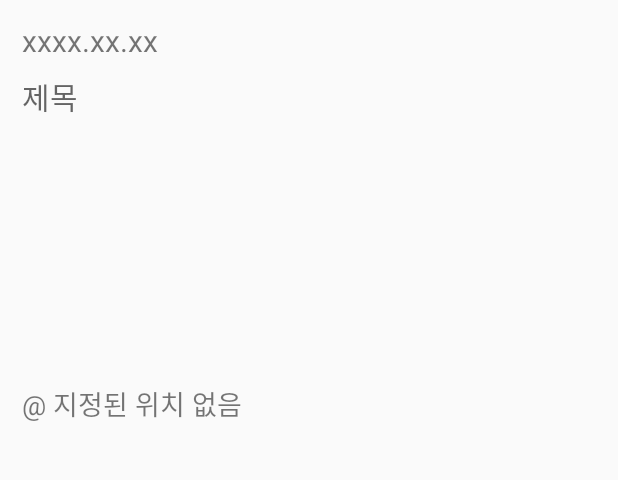
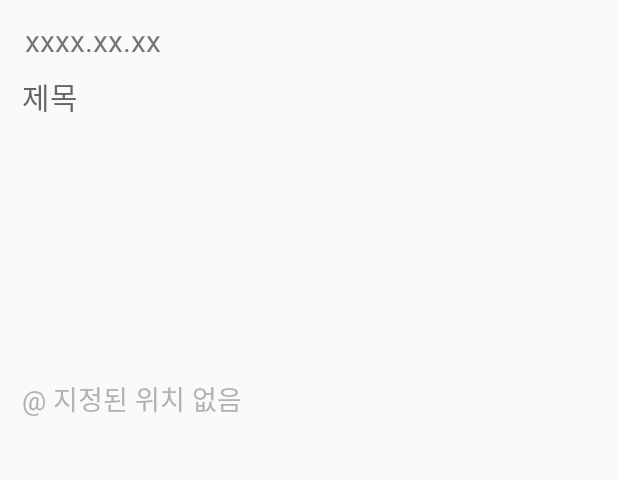
Before and after one commit to selene200104/todo_diary, an Android app: the layout activity_check_diary.xml on its own in the app's theme, with its tools: preview values and no code run, on a phone screen of 412 x 824 dp, the part 120-600 px from its top. Run offline under Robolectric (Android 15) with nearby library versions, the phone set to English and light mode, and no system bars.

Commit message:
다이어리 확인 xml파일 수정(뷰 위치 및 위치 텍스트뷰 색상)

```diff
--- a/app/src/main/res/layout/activity_check_diary.xml
+++ b/app/src/main/res/layout/activity_check_diary.xml
@@ -47,7 +47,7 @@
         android:id="@+id/today"
         android:layout_width="wrap_content"
         android:layout_height="wrap_content"
-        android:layout_marginStart="10dp"
+        android:layout_marginStart="12dp"
         android:layout_marginTop="96dp"
         android:gravity="center"
         android:includeFontPadding="false"
@@ -82,6 +82,7 @@
         android:layout_height="wrap_content"
         android:layout_margin="10dp"
         android:layout_marginTop="16dp"
+        android:layout_marginStart="20dp"
         android:hint=" 제목 "
         android:textSize="20sp"
         app:layout_constraintEnd_toEndOf="parent"
@@ -107,26 +108,28 @@
         android:id="@+id/textSpot"
         android:layout_width="wrap_content"
         android:layout_height="wrap_content"
-        android:layout_marginTop="16dp"
+        android:layout_marginTop="332dp"
         android:text=" @ 지정된 위치 없음 "
+        android:textColor="#B2B2B2"
         android:textSize="18sp"
         app:layout_constraintEnd_toEndOf="parent"
         app:layout_constraintHorizontal_bias="0.038"
         app:layout_constraintStart_toStartOf="parent"
-        app:layout_constraintTop_toBottomOf="@+id/diaryImage" />
+        app:layout_constraintTop_toTopOf="@+id/titleBar" />
 
     <TextView
         android:id="@+id/diaryStory"
-        android:layout_width="match_parent"
-        android:layout_height="306dp"
+        android:layout_width="390dp"
+        android:layout_height="260dp"
         android:layout_margin="10dp"
         android:paddingTop="15dp"
+        android:paddingStart="30dp"
         android:textSize="18sp"
         app:layout_constraintBottom_toBottomOf="parent"
         app:layout_constraintEnd_toEndOf="parent"
-        app:layout_constraintHorizontal_bias="0.473"
+        app:layout_constraintHorizontal_bias="0.523"
         app:layout_constraintStart_toStartOf="parent"
         app:layout_constraintTop_toBottomOf="@+id/textSpot"
-        app:layout_constraintVertical_bias="0.521" />
+        app:layout_constraintVertical_bias="0.86" />
 
 </androidx.constraintlayout.widget.ConstraintLayout>
```
